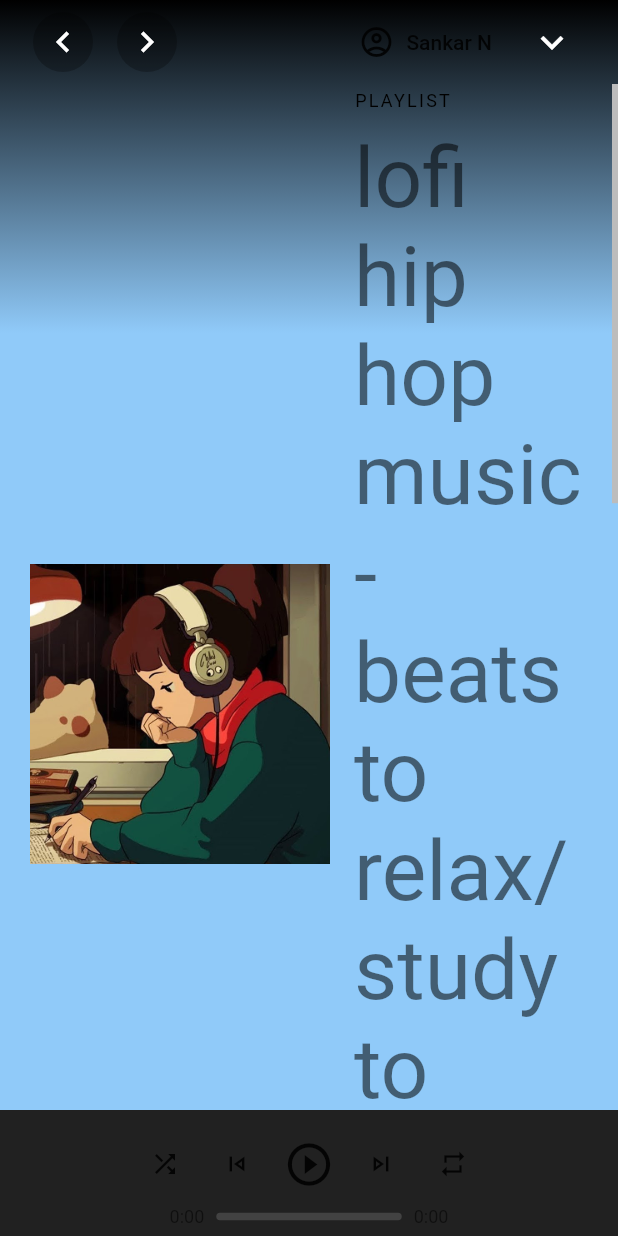
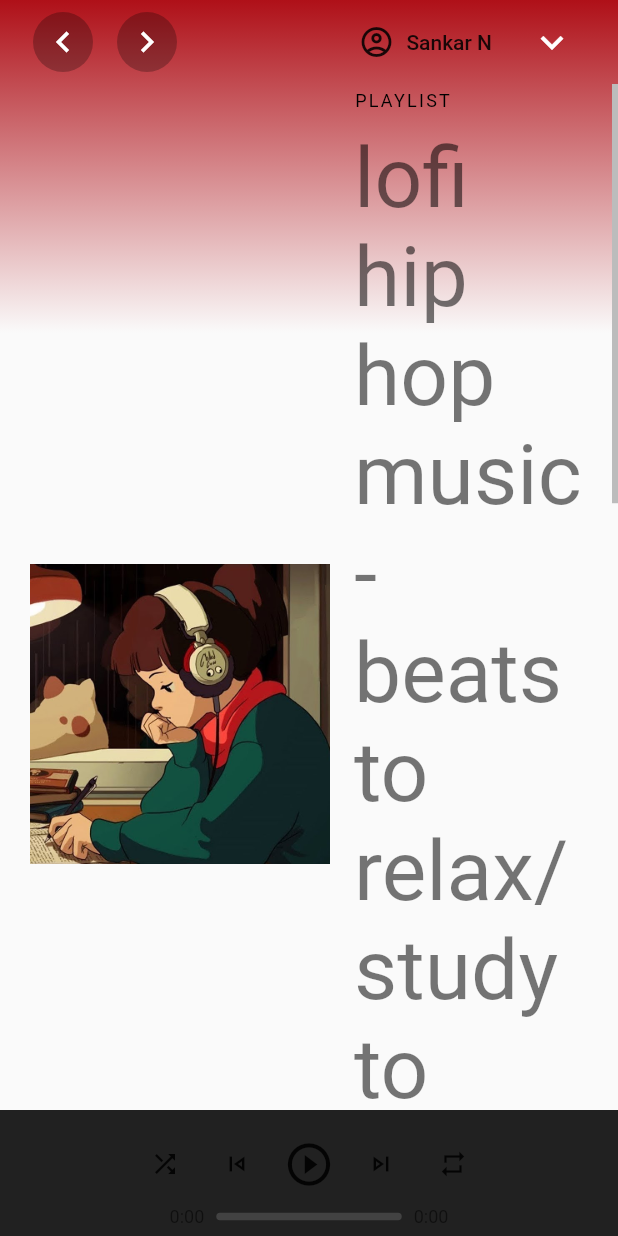
Before and after one commit to SankarN-19/spotifyclone, a Flutter app: the screen it shows after launch, on a phone screen of 412 x 824 dp. Run offline on Flutter 3.47's test engine with Material 2 defaults, Android fonts, the phone set to English and light mode, and no system bars; missing offline and left inert: desktop_window.

Commit message:
Second Commit

```diff
--- a/lib/screens/playlist_screen.dart
+++ b/lib/screens/playlist_screen.dart
@@ -91,8 +91,8 @@ class _PlaylistScreenState extends State<PlaylistScreen> {
             begin: Alignment.topCenter,
             end: Alignment.bottomCenter,
             colors: [
-              Color.fromARGB(255, 0, 0, 0),
-              Theme.of(context).colorScheme.background,
+            const Color(0xFFAF1018),
+              Theme.of(context).scaffoldBackgroundColor,
             ],
             stops: const [0, 0.3],
           )),
```
